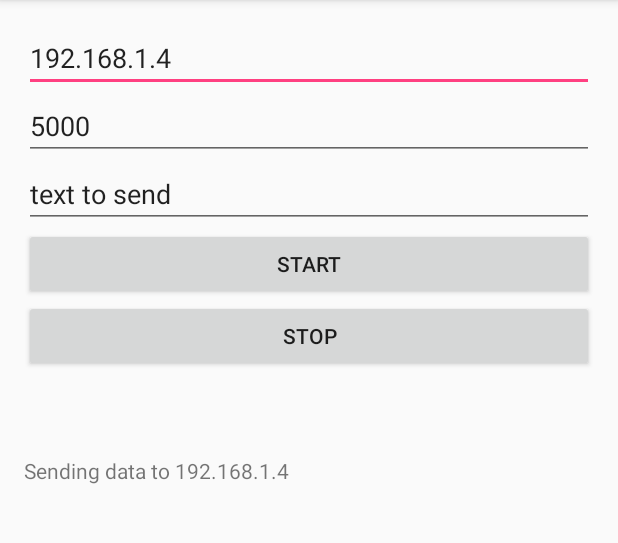
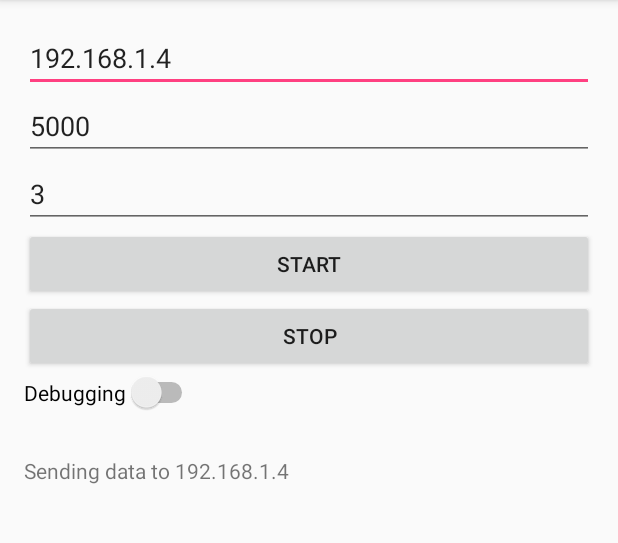
Before and after one commit to srkmobiya/AirMouse, an Android app: the screen it shows after launch (MainActivity), after a tap on "START", on a phone screen of 412 x 824 dp, the part 84-627 px from its top. Run offline under Robolectric (Android 15) with nearby library versions, the phone set to English and light mode, and no system bars.

Commit message:
Added mouse move and wheel move in server and switch in android

```diff
--- a/client/app/src/main/java/com/example/surendramobiya/client/MainActivity.java
+++ b/client/app/src/main/java/com/example/surendramobiya/client/MainActivity.java
@@ -1,15 +1,15 @@
 package com.example.surendramobiya.client;
 
 import android.hardware.SensorManager;
-import android.os.Handler;
-import android.os.Looper;
 import android.support.v7.app.AppCompatActivity;
 import android.os.Bundle;
 import android.text.method.ScrollingMovementMethod;
 import android.util.Log;
 import android.view.View;
 import android.widget.Button;
+import android.widget.CompoundButton;
 import android.widget.EditText;
+import android.widget.Switch;
 import android.widget.TextView;
 
 import java.io.BufferedWriter;
@@ -31,7 +31,7 @@ public class MainActivity extends AppCompatActivity implements OnClickListener,S
     private TextView tv2;
     private EditText ipbox;
     private EditText portbox;
-    private EditText textbox;
+    private EditText delay;
     private String xyz;
     private Socket socket;
 
@@ -41,6 +41,7 @@ public class MainActivity extends AppCompatActivity implements OnClickListener,S
     private static String pre_ip = "pre";
     private Button startbtn;
     private Button stopbtn;
+    private Switch debugswitch;
     String strtosend;
     private PrintWriter out;
     float ogx, ogy,ogz;
@@ -50,7 +51,7 @@ public class MainActivity extends AppCompatActivity implements OnClickListener,S
         setContentView(R.layout.activity_main);
         ipbox = (EditText)findViewById(R.id.ip);
         portbox = (EditText)findViewById(R.id.port);
-        textbox = (EditText)findViewById(R.id.text);
+        delay = (EditText)findViewById(R.id.delay);
         startbtn = (Button) findViewById(R.id.startbtn) ;
         startbtn.setOnClickListener(this);
         stopbtn = (Button) findViewById(R.id.stopbtn) ;
@@ -61,6 +62,8 @@ public class MainActivity extends AppCompatActivity implements OnClickListener,S
 
         curr_ip = ipbox.getText().toString();
         serverport = Integer.parseInt(portbox.getText().toString());
+        debugswitch = (Switch) findViewById(R.id.debugging);
+
 
 
 
@@ -83,8 +86,25 @@ public class MainActivity extends AppCompatActivity implements OnClickListener,S
                     curr_ip = ipbox.getText().toString();
                     Log.d("cllient", "trying to be connected with "+ curr_ip);
                     serverport = Integer.parseInt(portbox.getText().toString());
-                    sManager.registerListener(this, sManager.getDefaultSensor(Sensor.TYPE_GYROSCOPE), SensorManager.SENSOR_DELAY_UI);
-                    new Thread(new ClientThread(textbox.getText().toString())).start();
+                    int sensordelay = Integer.parseInt(delay.getText().toString());
+                    if (sensordelay == 1)
+                        sensordelay = SensorManager.SENSOR_DELAY_FASTEST;
+                    else
+                    if (sensordelay == 2)
+                        sensordelay = SensorManager.SENSOR_DELAY_GAME;
+                    else
+                    if (sensordelay == 3)
+                        sensordelay = SensorManager.SENSOR_DELAY_UI;
+                    else
+                    if (sensordelay == 4)
+                        sensordelay = SensorManager.SENSOR_DELAY_NORMAL;
+                    else
+                    {
+                        showToast("Wrong delay Input");
+                        return;
+                    }
+                    sManager.registerListener(this, sManager.getDefaultSensor(Sensor.TYPE_GYROSCOPE), sensordelay);
+                    //new Thread(new ClientThread(textbox.getText().toString())).start();
                     //Toast toast = Toast.makeText(getApplicationContext(), "Started sending data", Toast.LENGTH_SHORT);
                     //toast.show();
                     showToast("Starting sending data");
@@ -96,7 +116,7 @@ public class MainActivity extends AppCompatActivity implements OnClickListener,S
                     //toast = Toast.makeText(getApplicationContext(), "Stopped sending data", Toast.LENGTH_SHORT);
                    // toast.show();
                     showToast("Stopped sending data");
-                    tv1.setText("");
+                    //tv1.setText("");
                     break;
 
                 default:
@@ -174,9 +194,11 @@ public class MainActivity extends AppCompatActivity implements OnClickListener,S
         //tv1.setText(xyz);
         if (!xyz.equals("0,0,0")) {
             //Log.d("client",xyz);
-            //String tmp = tv1.getText().toString();
-            //tmp += "\n" + xyz;
-            //tv1.setText(tmp);
+            if (debugswitch.isChecked()) {
+                String tmp = tv1.getText().toString();
+                tmp = xyz + "\n" + tmp;
+                tv1.setText(tmp);
+            }
             new Thread(new ClientThread(xyz)).start();
         }
 
--- a/client/app/src/main/res/layout/activity_main.xml
+++ b/client/app/src/main/res/layout/activity_main.xml
@@ -34,15 +34,15 @@
         android:layout_height="wrap_content"
         android:text="start"
         android:id="@+id/startbtn"
-        android:layout_below="@+id/text"
+        android:layout_below="@+id/delay"
         android:layout_alignParentStart="true"
-        android:layout_alignEnd="@+id/text" />
+        android:layout_alignEnd="@+id/delay" />
 
     <EditText
         android:layout_width="wrap_content"
         android:layout_height="wrap_content"
-        android:id="@+id/text"
-        android:text="text to send"
+        android:id="@+id/delay"
+        android:text="3"
         android:layout_below="@+id/port"
         android:layout_alignParentStart="true"
         android:layout_alignEnd="@+id/port" />
@@ -65,4 +65,13 @@
         android:layout_alignParentStart="true"
         android:layout_alignEnd="@+id/ip" />
 
+    <Switch
+        android:layout_width="wrap_content"
+        android:layout_height="wrap_content"
+        android:text="Debugging"
+        android:id="@+id/debugging"
+        android:layout_below="@+id/stopbtn"
+        android:layout_alignParentStart="true"
+        android:checked="false" />
+
 </RelativeLayout>
```
Also changed, not shown: 1 other file.
